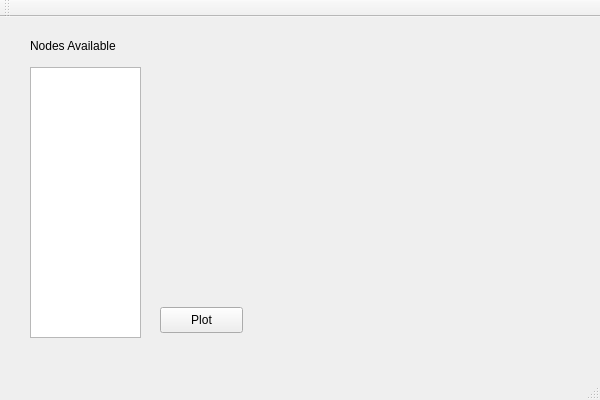
Above: mainwindow.ui from moroad/MoteSense before the change. Below: the same form after it.
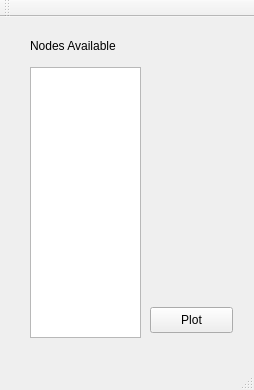
That is the form after the change.

Patch:
```diff
--- a/mainwindow.ui
+++ b/mainwindow.ui
@@ -6,8 +6,8 @@
    <rect>
     <x>0</x>
     <y>0</y>
-    <width>600</width>
-    <height>400</height>
+    <width>254</width>
+    <height>390</height>
    </rect>
   </property>
   <property name="windowTitle">
@@ -27,7 +27,7 @@
    <widget class="QPushButton" name="plotButton">
     <property name="geometry">
      <rect>
-      <x>160</x>
+      <x>150</x>
       <y>290</y>
       <width>83</width>
       <height>26</height>
```
Left out of the diff: 2 changed lines with no effect on the pictures.
